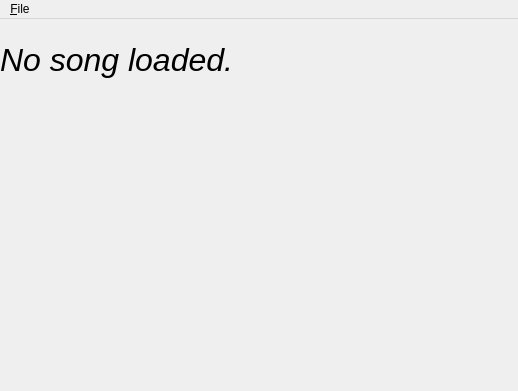
Above: src/ui/main_window.ui from mharrys/untzy before the change. Below: the same form after it.
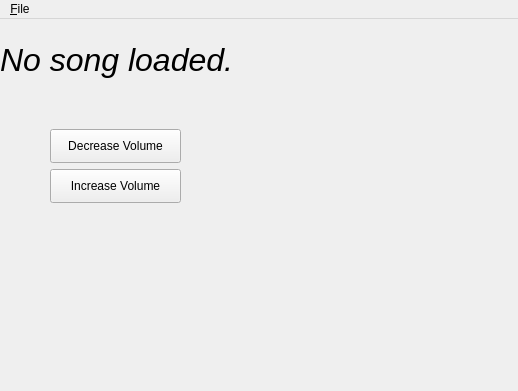
That is the form after the change.

Commit message: add volume capabilities

Patch:
```diff
--- a/src/ui/main_window.ui
+++ b/src/ui/main_window.ui
@@ -39,6 +39,32 @@
      <string>No song loaded.</string>
     </property>
    </widget>
+   <widget class="QPushButton" name="dec_vol">
+    <property name="geometry">
+     <rect>
+      <x>50</x>
+      <y>110</y>
+      <width>131</width>
+      <height>34</height>
+     </rect>
+    </property>
+    <property name="text">
+     <string>Decrease Volume</string>
+    </property>
+   </widget>
+   <widget class="QPushButton" name="inc_vol">
+    <property name="geometry">
+     <rect>
+      <x>50</x>
+      <y>150</y>
+      <width>131</width>
+      <height>34</height>
+     </rect>
+    </property>
+    <property name="text">
+     <string>Increase Volume</string>
+    </property>
+   </widget>
   </widget>
   <widget class="QMenuBar" name="menuBar">
    <property name="geometry">
```
The commit also changes 9 other files.
